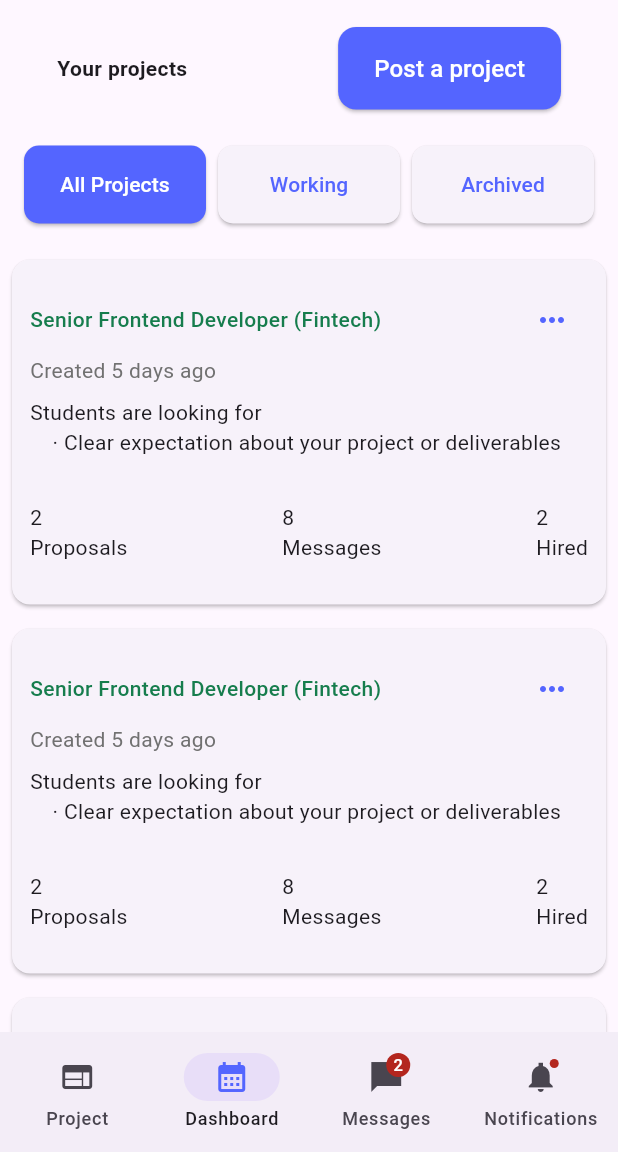
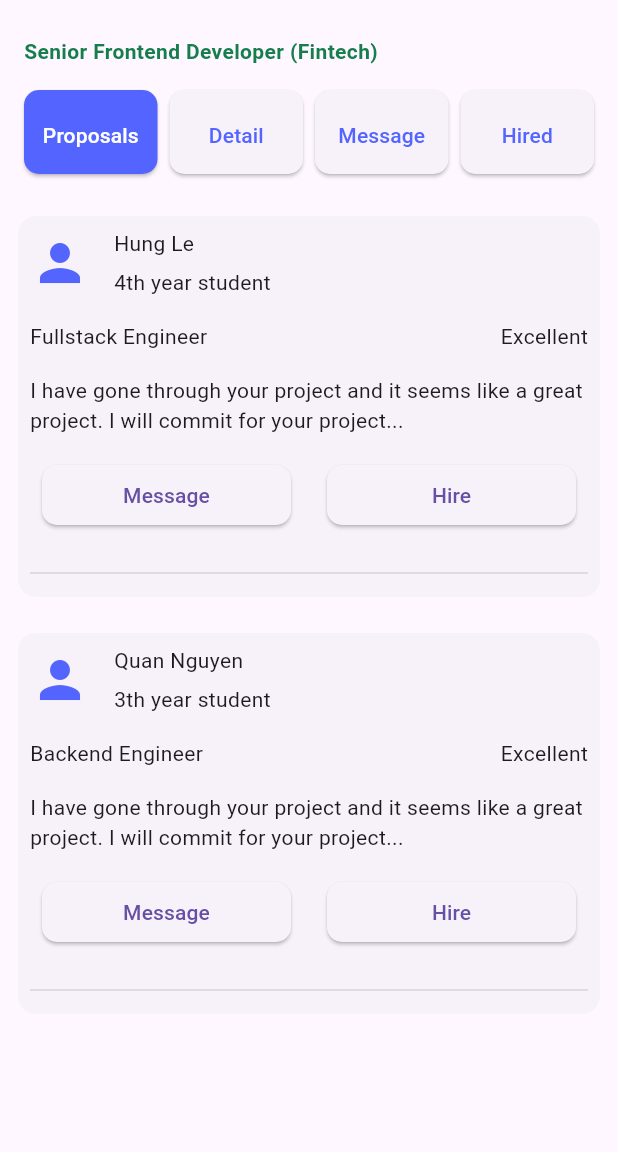
Before and after one commit to Minhnhat1104/FinalProject-Group12-Advanced-Mobile-Application-Development, a Flutter app: the screen it shows after launch, on a phone screen of 412 x 824 dp, the part 84-1236 px from its top. Run offline on Flutter 3.47's test engine with Material 3 defaults, Android fonts, the phone set to English and light mode, and no system bars; our stand-ins replace logger.

```diff
--- a/lib/main.dart
+++ b/lib/main.dart
@@ -7,6 +7,7 @@
 import 'package:student_hub/screens/Home/index.dart';
 import 'package:student_hub/screens/Authentication/Login/index.dart';
 import 'package:student_hub/screens/ManageProject/Dashboard/dashboard_screen_2.dart';
+import 'package:student_hub/screens/ManageProject/SendHireOffer/send_hire_offer_screen.dart';
 import 'package:student_hub/screens/Profile/profile_input.dart';
 import 'package:student_hub/widgets/drawer_nav_widget.dart';
 import 'package:student_hub/widgets/header_nav_widget.dart';
@@ -29,6 +30,6 @@
         theme: ThemeData(
           primaryColor: tdNeonBlue,
         ),
-        home: Dashboard2());
+        home: ProposalsView());
   }
 }
--- /dev/null
+++ b/lib/model/proposal_model.dart
@@ -0,0 +1,35 @@
+class Proposal {
+  final String name;
+  final String title;
+  final String job;
+  final String text;
+  final String description;
+
+  Proposal({
+    required this.name,
+    required this.title,
+    required this.job,
+    required this.text,
+    required this.description,
+  });
+}
+
+// Sample list of proposals
+List<Proposal> proposals = [
+  Proposal(
+    name: 'Hung Le',
+    title: '4th year student',
+    job: 'Fullstack Engineer',
+    text: 'Excellent',
+    description:
+        'I have gone through your project and it seems like a great project. I will commit for your project...',
+  ),
+  Proposal(
+    name: 'Quan Nguyen',
+    title: '3th year student',
+    job: 'Backend Engineer',
+    text: 'Excellent',
+    description:
+        'I have gone through your project and it seems like a great project. I will commit for your project...',
+  ),
+];
--- /dev/null
+++ b/lib/screens/ManageProject/SendHireOffer/send_hire_offer_screen.dart
@@ -0,0 +1,280 @@
+import 'package:flutter/material.dart';
+import 'package:student_hub/constants/colors.dart';
+import 'package:student_hub/model/proposal_model.dart';
+import 'package:student_hub/widgets/header_nav_widget.dart';
+
+class ProposalsView extends StatefulWidget {
+  @override
+  _ProposalsViewState createState() => _ProposalsViewState();
+}
+
+class _ProposalsViewState extends State<ProposalsView> {
+  int currentDashboardIndex = 0;
+
+  @override
+  Widget build(BuildContext context) {
+    return Scaffold(
+      appBar: HeaderNavBar(),
+      body: Padding(
+        padding: EdgeInsets.symmetric(vertical: 8),
+        child: Column(
+          crossAxisAlignment: CrossAxisAlignment.stretch,
+          children: [
+            Padding(
+              padding: EdgeInsets.symmetric(horizontal: 16, vertical: 16),
+              child: Text(
+                'Senior Frontend Developer (Fintech)',
+                style: TextStyle(fontWeight: FontWeight.w600, color: tdGreen),
+              ),
+            ),
+            Padding(
+              padding: EdgeInsets.symmetric(horizontal: 16),
+              child: Row(
+                mainAxisAlignment: MainAxisAlignment.spaceEvenly,
+                children: [
+                  Expanded(
+                    child: ElevatedButton(
+                      onPressed: () {
+                        setState(() {
+                          currentDashboardIndex = 0;
+                        });
+                      },
+                      style: ElevatedButton.styleFrom(
+                        backgroundColor: currentDashboardIndex == 0 ? tdNeonBlue : null,
+                        shape: RoundedRectangleBorder(
+                          borderRadius: BorderRadius.circular(10),
+                        ),
+                        padding: EdgeInsets.symmetric(vertical: 16),
+                        minimumSize: Size(120, 40),
+                      ),
+                      child: Column(
+                        children: [
+                          SizedBox(height: 4),
+                          Text(
+                            'Proposals',
+                            style: TextStyle(
+                              color: currentDashboardIndex == 0 ? tdWhite : tdNeonBlue,
+                              fontWeight: FontWeight.w500,
+                            ),
+                          ),
+                        ],
+                      ),
+                    ),
+                  ),
+                  SizedBox(width: 8),
+                  Expanded(
+                    child: ElevatedButton(
+                      onPressed: () {
+                        setState(() {
+                          currentDashboardIndex = 1;
+                        });
+                      },
+                      style: ElevatedButton.styleFrom(
+                        backgroundColor: currentDashboardIndex == 1 ? tdNeonBlue : null,
+                        shape: RoundedRectangleBorder(
+                          borderRadius: BorderRadius.circular(10),
+                        ),
+                        padding: EdgeInsets.symmetric(vertical: 16),
+                        minimumSize: Size(120, 40),
+                      ),
+                      child: Column(
+                        children: [
+                          SizedBox(height: 4),
+                          Text(
+                            'Detail',
+                            style: TextStyle(
+                              color: currentDashboardIndex == 1 ? tdWhite : tdNeonBlue,
+                              fontWeight: FontWeight.w500,
+                            ),
+                          ),
+                        ],
+                      ),
+                    ),
+                  ),
+                  SizedBox(width: 8),
+                  Expanded(
+                    child: ElevatedButton(
+                      onPressed: () {
+                        setState(() {
+                          currentDashboardIndex = 2;
+                        });
+                      },
+                      style: ElevatedButton.styleFrom(
+                        backgroundColor: currentDashboardIndex == 2 ? tdNeonBlue : null,
+                        shape: RoundedRectangleBorder(
+                          borderRadius: BorderRadius.circular(10),
+                        ),
+                        padding: EdgeInsets.symmetric(vertical: 16),
+                        minimumSize: Size(120, 40),
+                      ),
+                      child: Column(
+                        children: [
+                          SizedBox(height: 4),
+                          Text(
+                            'Message',
+                            style: TextStyle(
+                              color: currentDashboardIndex == 2 ? tdWhite : tdNeonBlue,
+                              fontWeight: FontWeight.w500,
+                            ),
+                          ),
+                        ],
+                      ),
+                    ),
+                  ),
+                  SizedBox(width: 8),
+                  Expanded(
+                    child: ElevatedButton(
+                      onPressed: () {
+                        setState(() {
+                          currentDashboardIndex = 3;
+                        });
+                      },
+                      style: ElevatedButton.styleFrom(
+                        backgroundColor: currentDashboardIndex == 3 ? tdNeonBlue : null,
+                        shape: RoundedRectangleBorder(
+                          borderRadius: BorderRadius.circular(10),
+                        ),
+                        padding: EdgeInsets.symmetric(vertical: 16),
+                        minimumSize: Size(120, 40),
+                      ),
+                      child: Column(
+                        children: [
+                          SizedBox(height: 4),
+                          Text(
+                            'Hired',
+                            style: TextStyle(
+                              color: currentDashboardIndex == 3 ? tdWhite : tdNeonBlue,
+                              fontWeight: FontWeight.w500,
+                            ),
+                          ),
+                        ],
+                      ),
+                    ),
+                  ),
+                ],
+              ),
+            ),
+            SizedBox(height: 16),
+            if (currentDashboardIndex == 0) ...[
+              Expanded(
+                child: ListView.builder(
+                  itemCount: proposals.length,
+                  itemBuilder: (context, index) {
+                    final proposal = proposals[index];
+                    return ProposalCard(proposal: proposal);
+                  },
+                ),
+              ),
+            ] else if (currentDashboardIndex == 1) ...[
+              Text('Detail'),
+            ] else if (currentDashboardIndex == 2) ...[
+              Text('Message'),
+            ] else if (currentDashboardIndex == 3) ...[
+              Text('Hired'),
+            ],
+          ],
+        ),
+      ),
+    );
+  }
+}
+
+class ProposalCard extends StatelessWidget {
+  final Proposal proposal;
+
+  const ProposalCard({required this.proposal});
+
+  @override
+  Widget build(BuildContext context) {
+    return Padding(
+      padding: const EdgeInsets.all(8.0),
+      child: Card(
+        elevation: 0,
+        shadowColor: Colors.transparent,
+        child: Padding(
+          padding: const EdgeInsets.all(8.0),
+          child: Column(
+            crossAxisAlignment: CrossAxisAlignment.stretch,
+            children: [
+              Row(
+                children: [
+                  Icon(
+                    Icons.person,
+                    color: tdNeonBlue,
+                    size: 40, // Adjust the size of the icon as needed
+                  ),
+                  SizedBox(width: 16),
+                  Column(
+                    crossAxisAlignment: CrossAxisAlignment.start,
+                    children: [
+                      Text(proposal.name),
+                      SizedBox(height: 6),
+                      Text(proposal.title),
+                    ],
+                  ),
+                ],
+              ),
+              SizedBox(height: 16),
+              Row(
+                children: [
+                  Text(proposal.job),
+                  Spacer(),
+                  Text(proposal.text),
+                ],
+              ),
+              SizedBox(height: 16),
+              Text(
+                proposal.description,
+              ),
+              SizedBox(height: 16),
+              Row(
+                children: [
+                  Expanded(
+                    child: Padding(
+                      padding: EdgeInsets.symmetric(horizontal: 8),
+                      child: ElevatedButton(
+                        onPressed: () {},
+                        style: ElevatedButton.styleFrom(
+                          shape: RoundedRectangleBorder(
+                            borderRadius: BorderRadius.circular(10),
+                          ),
+                        ),
+                        child: Padding(
+                          padding: EdgeInsets.symmetric(vertical: 8), // Thêm lề dọc
+                          child: Text('Message'),
+                        ),
+                      ),
+                    ),
+                  ),
+                  SizedBox(width: 8),
+                  Expanded(
+                    child: Padding(
+                      padding: EdgeInsets.symmetric(horizontal: 8),
+                      child: ElevatedButton(
+                        onPressed: () {},
+                        style: ElevatedButton.styleFrom(
+                          shape: RoundedRectangleBorder(
+                            borderRadius: BorderRadius.circular(10), // Giảm bán kính của nút
+                          ),
+                        ),
+                        child: Padding(
+                          padding: EdgeInsets.symmetric(vertical: 8), // Thêm lề dọc
+                          child: Text('Hire'),
+                        ),
+                      ),
+                    ),
+                  ),
+                ],
+              ),
+              SizedBox(height: 20),
+              Divider( // Add Divider widget
+                color: const Color.fromARGB(255, 206, 206, 206), // Specify the color of the divider
+                thickness: 0.8, // Specify the thickness of the divider
+              ),
+            ],
+          ),
+        ),
+      ),
+    );
+  }
+}
--- a/pubspec.yaml
+++ b/pubspec.yaml
@@ -7,7 +7,7 @@
   sdk: '>=3.2.0 <4.0.0'
 
 assets:
-  - assets/images
+  - assets/images/
 
 dependencies:
   flutter:
```
Also changed, not shown: lib/assets/images/avatar.jpeg (added).
